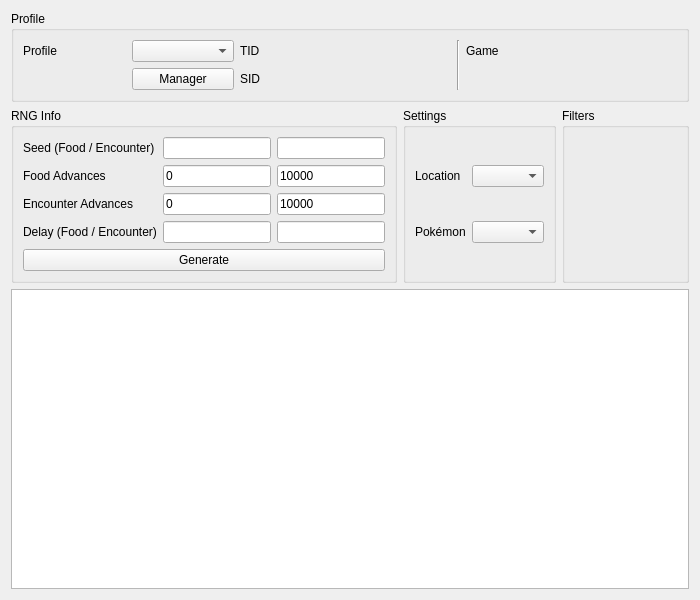
Above: Source/Form/Gen3/Tools/PokeSpot.ui from Admiral-Fish/PokeFinder before the change. Below: the same form after it.
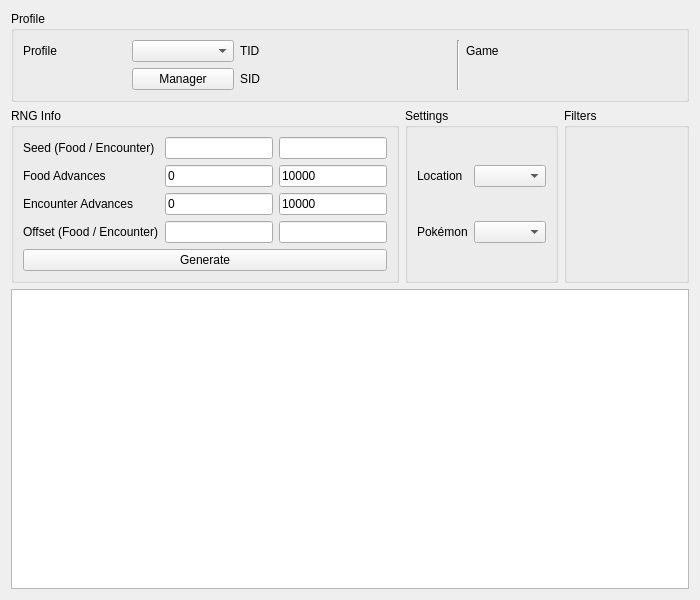
That is the form after the change. Custom widgets are drawn as their Qt base class.

Commit message:
Change delay to offset
Fixes #418

```diff
--- a/Source/Form/Gen3/Tools/PokeSpot.ui
+++ b/Source/Form/Gen3/Tools/PokeSpot.ui
@@ -151,7 +151,7 @@
       <item row="3" column="0">
        <widget class="QLabel" name="labelDelay">
         <property name="text">
-         <string>Delay (Food / Encounter)</string>
+         <string>Offset (Food / Encounter)</string>
         </property>
        </widget>
       </item>
```
Left out of the diff: 10 changed lines with no effect on the pictures. The commit also changes 83 other files.
